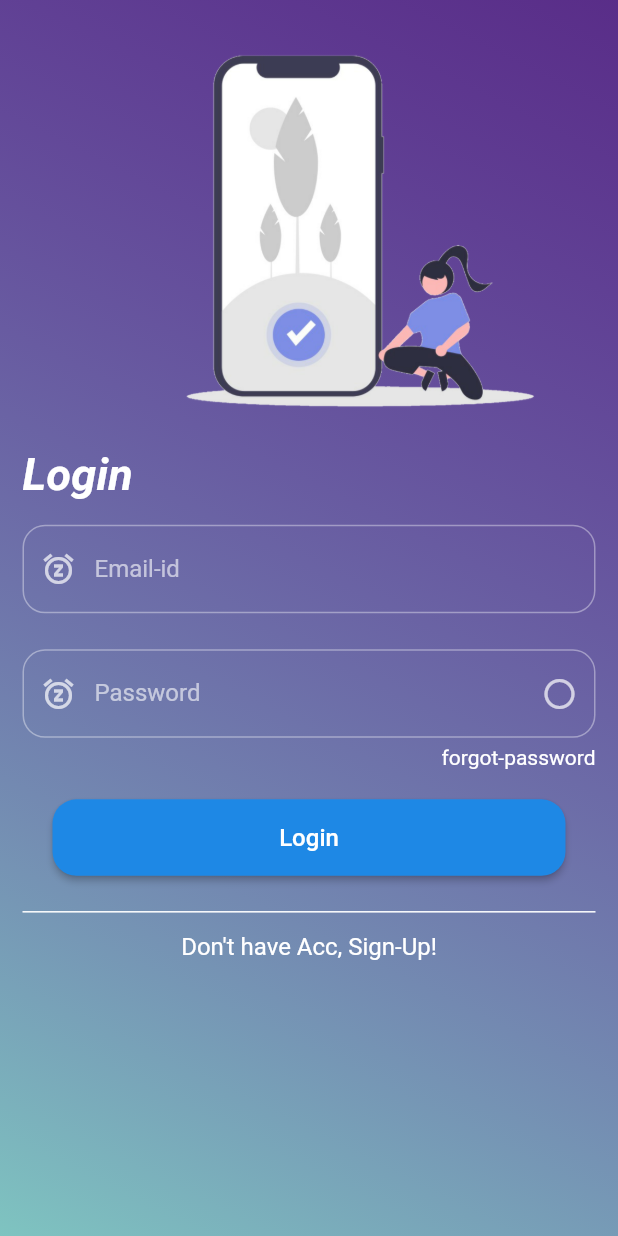
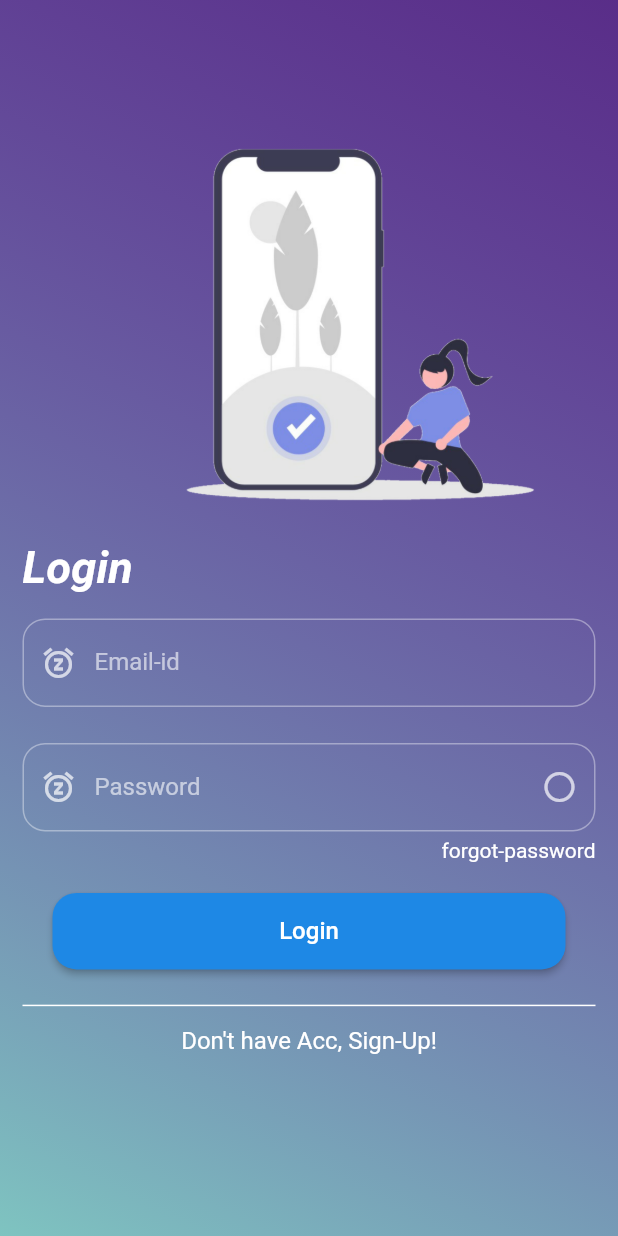
Before and after one commit to codec-akash/taskBudApp, a Flutter app: the screen it shows after launch, on a phone screen of 412 x 824 dp. Run offline on Flutter 3.47's test engine with Material 2 defaults, Android fonts, the phone set to English and light mode, and no system bars; our stand-ins replace shared_preferences.

Commit message:
login Page UI complete

```diff
--- a/lib/pages/login_page.dart
+++ b/lib/pages/login_page.dart
@@ -43,10 +43,13 @@ class _LoginPageState extends State<LoginPage> {
         body: Form(
           key: _formKey,
           child: Container(
+            alignment: Alignment.bottomCenter,
             padding: EdgeInsets.symmetric(vertical: 10.0, horizontal: 15.0),
             decoration: BoxDecoration(
               gradient: backgroundGradient,
             ),
+            child: Container(
+              height: AppMediaQuery(context).appHeight(90.0),
               child: Column(
                 crossAxisAlignment: CrossAxisAlignment.start,
                 children: [
@@ -169,6 +172,7 @@ class _LoginPageState extends State<LoginPage> {
             ),
           ),
         ),
+      ),
     );
   }
 }
```
Lines whose indentation alone changed are shown as unchanged.
